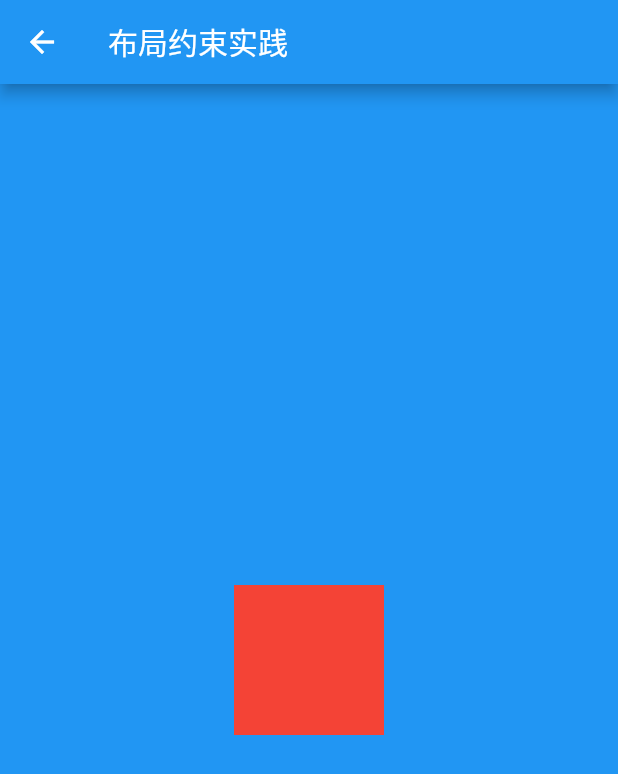
After one commit to behind47/learnflutter, a Flutter app: the screen it shows after launch, after a tap on "布局约束实践", on a phone screen of 412 x 824 dp. The commit adds this screen. Shown: the top 774 px of the screen. Run offline on Flutter 3.47's test engine with Material 2 defaults, Android fonts, the light colour scheme and no system bars; missing offline and left inert: dart:ffi.

Commit message:
Widget的布局流程，自上而下传递约束，自下而上传递布局信息，父组件通过修改子组件传来的布局信息的属性修改子组件的位置

```diff
--- a/lib/EntryList.dart
+++ b/lib/EntryList.dart
@@ -5,6 +5,7 @@ import 'package:learnflutter/MyTabbarView.dart';
 import 'package:learnflutter/ffi/native_add_page.dart';
 import 'package:learnflutter/introducation/IntroducationPage.dart';
 import 'package:learnflutter/paint/paint_page.dart';
+import 'package:learnflutter/widget/LayoutPage.dart';
 import 'package:learnflutter/widget/my_farctionally_sized_box.dart';
 import 'package:learnflutter/widget/my_nested_list.dart';
 import 'package:learnflutter/widget/my_rich_text_page.dart';
@@ -33,6 +34,7 @@ class EntryListState extends State<EntryList> {
           children: <Widget>[
             buildItem("MyApp", MyApp()),
             buildItem('简历模版', IntroducationPage()),
+            buildItem('布局约束实践', LayoutPage()),
             buildItem("MyTabBarView", MyTabBarView()),
             buildItem("MyCusScrollView", MyCusScrollView()),
             buildItem("Container", MyContainer()),
--- /dev/null
+++ b/lib/widget/LayoutPage.dart
@@ -0,0 +1,80 @@
+import 'package:flutter/material.dart';
+import 'package:flutter/rendering.dart';
+
+/// 代码来自《Flutter开发之旅从南到北》——杨加康
+class LayoutPage extends StatefulWidget {
+  @override
+  State<StatefulWidget> createState() => LayoutPageState();
+}
+
+/// 布局流程：
+/// 1. CustomCenter从父组件Container接收到constraints
+/// 2. 走CustomCenter的performLayout布局逻辑，CustomCenter的size始终使用constraints.max，并更新constraints传给子组件
+/// 3. CustomCenter的子组件是Container，设置了width，会从CustomCenter传来的constraints里寻找最接近width的值作为constraints.minWidth与constraints.maxWidth，height同理。
+/// 于是子组件的constraints = {minWidth:100,maxWidth:100,minHeight:100,maxHeight:100}。
+/// 至此CustomCenter与子组件CustomCenter的尺寸都确定了，于是可以确定子组件Container在CustomCenter中的坐标。
+class LayoutPageState extends State<LayoutPage> {
+  @override
+  Widget build(BuildContext context) {
+    return Scaffold(
+      appBar: AppBar(
+        title: Text('布局约束实践'),
+      ),
+      body: Container(
+        color: Colors.blue,
+        constraints: BoxConstraints(
+            maxHeight: double.infinity,
+            minHeight: 200.0,
+            maxWidth: double.infinity,
+            minWidth: 200.0), // constraints会传给child
+        child: CustomCenter(
+          child: Container(width: 100, height: 100, color: Colors.red,), // 如果设置了width，会从constraints里找到最接近width的值作为minWidth和maxWidth，height同理
+        ),
+      ),
+    );
+  }
+}
+
+/// 实现Center的功能
+class CustomCenter extends SingleChildRenderObjectWidget {
+  CustomCenter({Widget? child}) : super(child: child);
+
+  @override
+  RenderObject createRenderObject(BuildContext context) {
+    return RenderCustomCenter();
+  }
+}
+
+class RenderCustomCenter extends RenderShiftedBox {
+  RenderCustomCenter() : super(null);
+
+  @override
+  void performLayout() {
+    if (child != null) {
+      // 继续向子组件传递布局约束
+      child!.layout(
+          BoxConstraints(
+              minWidth: 0.0,
+              maxWidth: constraints.maxHeight, // constraints是父组件往下传递来的
+              minHeight: 0.0,
+              maxHeight: constraints.maxHeight),
+          parentUsesSize: true);// parentUsesSize打开，表示布局组件需要根据子组件的大小做调整
+      size = Size(constraints.maxWidth,
+          constraints.maxHeight); // 定义本组件的大小: 不同组件的逻辑不同,Center取最大约束
+      centerChild();
+    } else {
+      size = Size(constraints.maxWidth,
+          constraints.maxHeight); // 定义本组件的大小: 不同组件的逻辑不同,Center取最大约束
+    }
+    super.performLayout();
+  }
+
+  /// 设置子组件偏移
+  void centerChild() {
+    final double centerX = (size.width - child!.size.width) / 2.0;
+    final double centerY = (size.height - child!.size.height) / 2.0;
+    // 指定子组件的偏移量
+    final BoxParentData childParentdata = child!.parentData as BoxParentData;
+    childParentdata.offset = Offset(centerX, centerY);// 修改子组件传来的布局信息的属性修改子组件的位置
+  }
+}
```
